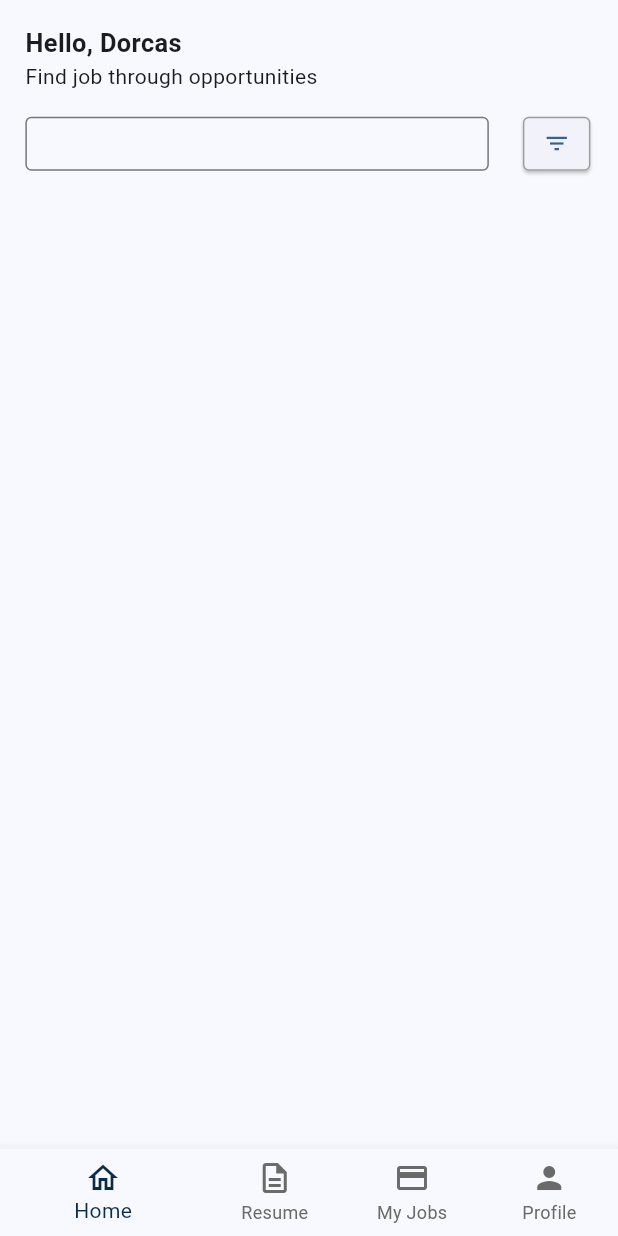
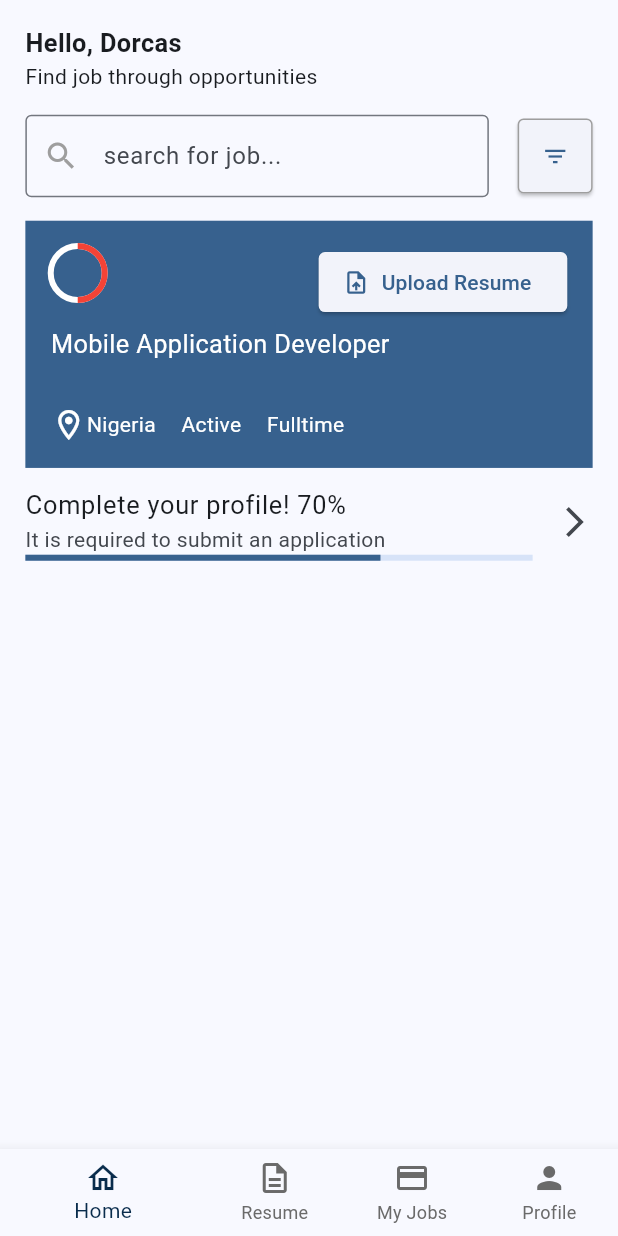
Before and after one commit to Luomah/bespoke_ai_job_app, a Flutter app: the screen it shows after launch, on a phone screen of 412 x 824 dp. Run offline on Flutter 3.47's test engine with Material 3 defaults, Android fonts, the phone set to English and light mode, and no system bars; our stand-ins replace flutter_screenutil.

Commit message:
June 29th session

```diff
--- a/lib/features/home/ui/pages/home_view.dart
+++ b/lib/features/home/ui/pages/home_view.dart
@@ -1,3 +1,5 @@
+import 'package:bespoke_ai_job_app/features/home/ui/widgets/search_section_widget.dart';
+import 'package:bespoke_ai_job_app/features/home/ui/widgets/user_job_card.dart';
 import 'package:flutter/material.dart';
 import 'package:flutter_screenutil/flutter_screenutil.dart';
 
@@ -19,41 +21,33 @@ class HomeView extends StatelessWidget {
               ),
             ),
             Text("Find job through opportunities"),
-            SizedBox(height: 16.sp,),
+            SizedBox(
+              height: 16.h,
+            ),
+            SearchSectionWidget(),
+            SizedBox(
+              height: 16.h,
+            ),
+            UserJobCard(),
             Container(
-              height: 36,
-              child: Row(
-                mainAxisAlignment: MainAxisAlignment.spaceBetween,
-                children: [
-                  Container(
-                    width: MediaQuery.of(context).size.width * 0.75,
-                    child: TextField(
-                      decoration: InputDecoration(
-                        border: OutlineInputBorder(
-                          borderRadius: BorderRadius.circular(4),
-                          borderSide: BorderSide(
-                            color:  Colors.grey.shade300,
-                          )
-                        )
-                      ),
-                    ),
+              child: ListTile(
+                contentPadding: EdgeInsets.zero,
+                trailing: Icon(Icons.arrow_forward_ios),
+                title: Text(
+                  "Complete your profile! 70%",
+                  style: TextStyle(
+                    fontSize: 16.sp,
                   ),
-                  ElevatedButton.icon(
-                    style: ElevatedButton.styleFrom(
-                      shape: RoundedRectangleBorder(
-                        side: BorderSide(
-                          color: Colors.grey,
-
-                        ),
-                        borderRadius: BorderRadius.circular(4),
-                      ),
-                      minimumSize: Size(45,45),
-                      padding: EdgeInsets.zero
-                    ),
-                    onPressed: () {},
-                    label: Icon(Icons.filter_list),
-                  )
-                ],
+                ),
+                subtitle: Column(
+                  crossAxisAlignment: CrossAxisAlignment.start,
+                  children: [
+                    Text("It is required to submit an application"),
+                    LinearProgressIndicator(
+                      value: 0.7,
+                    )
+                  ],
+                ),
               ),
             )
           ],
--- /dev/null
+++ b/lib/features/home/ui/widgets/search_section_widget.dart
@@ -0,0 +1,52 @@
+
+
+import 'package:flutter/material.dart';
+
+class SearchSectionWidget extends StatelessWidget {
+  const SearchSectionWidget({
+    super.key,
+  });
+
+  @override
+  Widget build(BuildContext context) {
+    return Container(
+      height: 55,
+      child: Row(
+        mainAxisAlignment: MainAxisAlignment.spaceBetween,
+        children: [
+          Container(
+            width: MediaQuery.of(context).size.width * 0.75,
+            child: TextField(
+              decoration: InputDecoration(
+                  border: OutlineInputBorder(
+                    borderRadius: BorderRadius.circular(4),
+                    borderSide: BorderSide(
+                      color: Colors.grey.shade300,
+                    ),
+                  ),
+                  labelText: "search for job...",
+                  prefixIcon: Icon(
+                    Icons.search,
+                    color: Colors.grey,
+                  )),
+            ),
+          ),
+          ElevatedButton.icon(
+            style: ElevatedButton.styleFrom(
+              shape: RoundedRectangleBorder(
+                side: BorderSide(
+                  color: Colors.grey,
+                ),
+                borderRadius: BorderRadius.circular(4),
+              ),
+              minimumSize: Size(50, 50),
+              padding: EdgeInsets.zero,
+            ),
+            onPressed: () {},
+            label: Icon(Icons.filter_list),
+          ),
+        ],
+      ),
+    );
+  }
+}
--- /dev/null
+++ b/lib/features/home/ui/widgets/user_job_card.dart
@@ -0,0 +1,76 @@
+
+
+import 'package:flutter/material.dart';
+import 'package:flutter_screenutil/flutter_screenutil.dart';
+
+class UserJobCard extends StatelessWidget {
+  const UserJobCard({
+    super.key,
+  });
+
+  @override
+  Widget build(BuildContext context) {
+    return Container(
+      padding: EdgeInsets.all(16.sp),
+      height: MediaQuery.of(context).size.height * 0.2,
+      decoration: BoxDecoration(color: Theme.of(context).primaryColor),
+      child: Stack(
+        children: [
+          CircularProgressIndicator(
+            value: 0.5,
+            color: Colors.red,
+            backgroundColor: Colors.white,
+          ),
+          Align(
+            alignment: Alignment.topRight,
+            child: ElevatedButton.icon(
+              onPressed: () {},
+              label: Text("Upload Resume"),
+              icon: Icon(Icons.upload_file),
+            ),
+          ),
+          Align(
+            alignment: Alignment.centerLeft,
+            child: Text(
+              "Mobile Application Developer",
+              style: TextStyle(
+                color: Colors.white,
+                fontSize: 16.sp,
+              ),
+            ),
+          ),
+          Align(
+            alignment: Alignment.bottomLeft,
+            child: Row(
+              children: [
+                Row(
+                  children: [
+                    Icon(Icons.location_on_outlined,color: Colors.white,),
+                    Text(
+                      "Nigeria",
+                      style: TextStyle(color: Colors.white),
+                    ),
+                  ],
+                ),
+                SizedBox(
+                  width: 16.w,
+                ),
+                Text(
+                  "Active",
+                  style: TextStyle(color: Colors.white),
+                ),
+                SizedBox(
+                  width: 16.w,
+                ),
+                Text(
+                  "Fulltime",
+                  style: TextStyle(color: Colors.white),
+                ),
+              ],
+            ),
+          ),
+        ],
+      ),
+    );
+  }
+}
--- a/lib/main.dart
+++ b/lib/main.dart
@@ -14,7 +14,7 @@ class MyApp extends StatelessWidget {
   Widget build(BuildContext context) {
     ScreenUtil.init(
       context,
-      designSize: const Size(390, 852),
+      designSize: const Size(390, 844),
     );
 
     return MaterialApp(
@@ -26,6 +26,13 @@ class MyApp extends StatelessWidget {
           selectedItemColor: Color(0XFF092C4C),
           unselectedItemColor: Color(0XFF6A6A6A),
         ),
+        elevatedButtonTheme: ElevatedButtonThemeData(
+          style: ElevatedButton.styleFrom(
+            shape: RoundedRectangleBorder(
+              borderRadius: BorderRadius.circular(4.sp),
+            ),
+          ),
+        ),
       ),
       debugShowCheckedModeBanner: false,
       home: const HomePage(),
```
